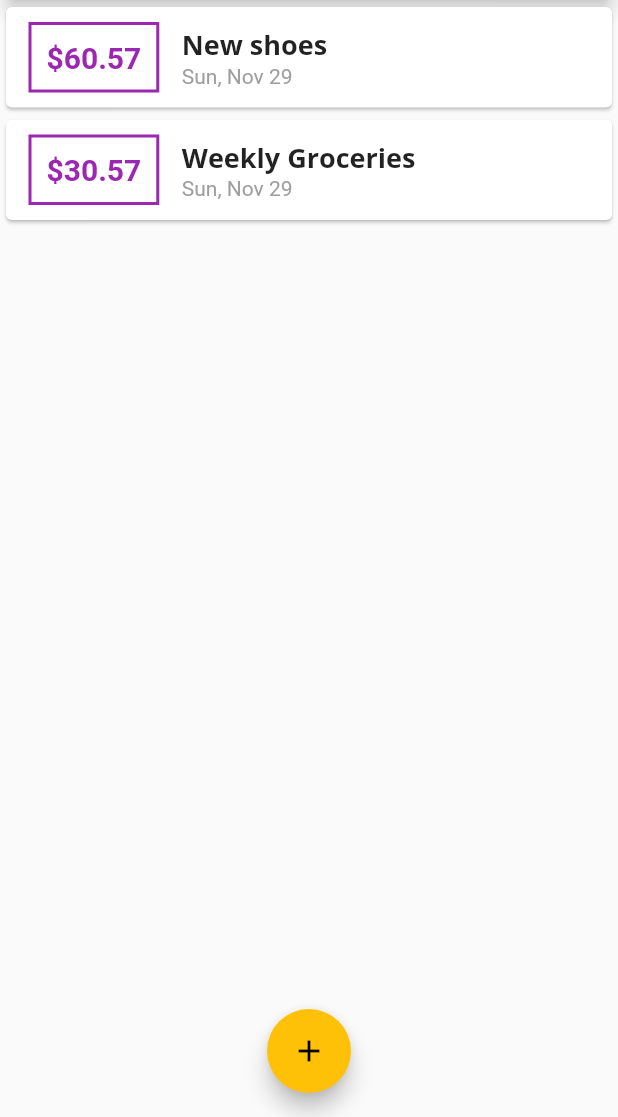
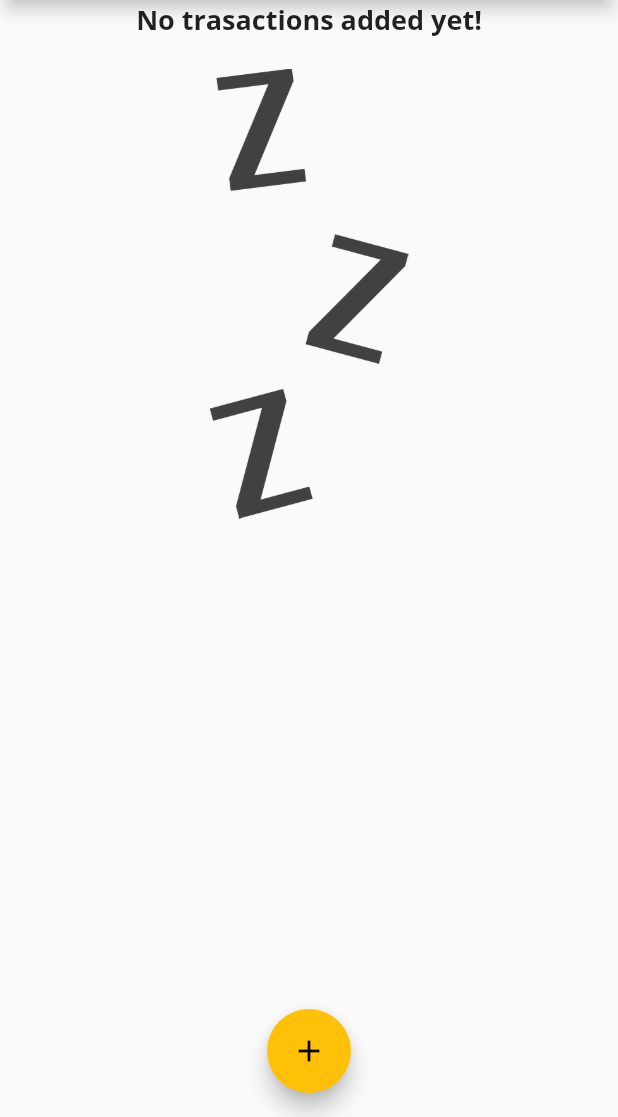
Before and after one commit to andreisas06/personal-expenses-app, a Flutter app: the screen it shows after launch, on a phone screen of 412 x 824 dp, the part 119-1236 px from its top. Run offline on Flutter 3.47's test engine with Material 2 defaults, Android fonts, the phone set to English and light mode, and no system bars.

Commit message:
show screen if transaction list is empty

```diff
--- a/lib/main.dart
+++ b/lib/main.dart
@@ -42,13 +42,13 @@ class MyHomePage extends StatefulWidget {
 
 class _MyHomePageState extends State<MyHomePage> {
   final List<Transaction> _userTransactions = [
-    Transaction(
-        id: 't1', title: 'New shoes', amount: 60.57, date: DateTime.now()),
-    Transaction(
-        id: 't2',
-        title: 'Weekly Groceries',
-        amount: 30.57,
-        date: DateTime.now())
+    // Transaction(
+    //     id: 't1', title: 'New shoes', amount: 60.57, date: DateTime.now()),
+    // Transaction(
+    //     id: 't2',
+    //     title: 'Weekly Groceries',
+    //     amount: 30.57,
+    //     date: DateTime.now())
   ];
 
   void _addNewTransaction(String txTitle, double txAmount) {
--- a/lib/widgets/transaction_list.dart
+++ b/lib/widgets/transaction_list.dart
@@ -11,13 +11,32 @@ class TransactionList extends StatelessWidget {
   Widget build(BuildContext context) {
     return Container(
       height: 400,
-      child: ListView.builder(
+      child: transactions.isEmpty
+          ? Column(
+              children: [
+                Text(
+                  'No trasactions added yet!',
+                  style: Theme.of(context).textTheme.title,
+                ),
+                SizedBox(
+                  height: 20,
+                ),
+                Container(
+                    height: 300,
+                    child: Image.asset(
+                      'assets/images/waiting.png',
+                      fit: BoxFit.cover,
+                    )),
+              ],
+            )
+          : ListView.builder(
               itemBuilder: (ctx, index) {
                 return Card(
                   child: Row(
                     children: [
                       Container(
-                  margin: EdgeInsets.symmetric(vertical: 10, horizontal: 15),
+                        margin:
+                            EdgeInsets.symmetric(vertical: 10, horizontal: 15),
                         decoration: BoxDecoration(
                             border: Border.all(
                           color: Theme.of(context).primaryColor,
--- a/pubspec.yaml
+++ b/pubspec.yaml
@@ -44,8 +44,8 @@ flutter:
   uses-material-design: true
 
   # To add assets to your application, add an assets section, like this:
-  # assets:
-  #   - images/a_dot_burr.jpeg
+  assets:
+    - assets/images/waiting.png
   #   - images/a_dot_ham.jpeg
 
   # An image asset can refer to one or more resolution-specific "variants", see
```
Also changed, not shown: assets/images/waiting.png (added), lib/widgets/chart.dart (added). Lines whose indentation alone changed are shown as unchanged.
